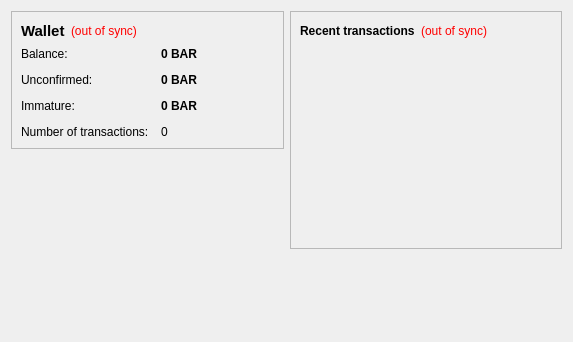
Before: the Qt Designer form src/qt/forms/overviewpage.ui in DigitalCurrencyProgramming/yabarcoin, drawn with Qt 5.
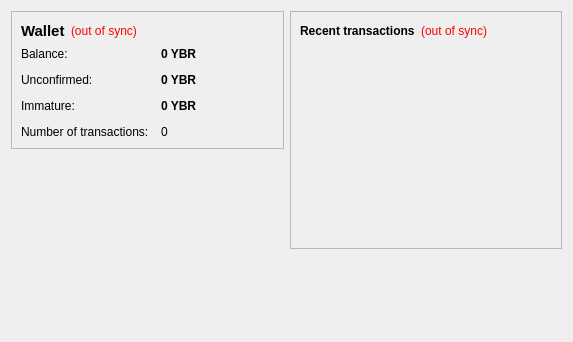
After: the same form once the commit is applied.

```diff
--- a/src/qt/forms/overviewpage.ui
+++ b/src/qt/forms/overviewpage.ui
@@ -105,7 +105,7 @@
              <string>Your current balance</string>
             </property>
             <property name="text">
-             <string notr="true">0 BAR</string>
+             <string notr="true">0 YBR</string>
             </property>
             <property name="textInteractionFlags">
              <set>Qt::LinksAccessibleByMouse|Qt::TextSelectableByKeyboard|Qt::TextSelectableByMouse</set>
@@ -134,7 +134,7 @@
              <string>Total of transactions that have yet to be confirmed, and do not yet count toward the current balance</string>
             </property>
             <property name="text">
-             <string notr="true">0 BAR</string>
+             <string notr="true">0 YBR</string>
             </property>
             <property name="textInteractionFlags">
              <set>Qt::LinksAccessibleByMouse|Qt::TextSelectableByKeyboard|Qt::TextSelectableByMouse</set>
@@ -177,7 +177,7 @@
              <string>Mined balance that has not yet matured</string>
             </property>
             <property name="text">
-             <string notr="true">0 BAR</string>
+             <string notr="true">0 YBR</string>
             </property>
             <property name="textInteractionFlags">
              <set>Qt::LinksAccessibleByMouse|Qt::TextSelectableByKeyboard|Qt::TextSelectableByMouse</set>
```
Left out of the diff: 4 changed lines with no effect on the pictures.
